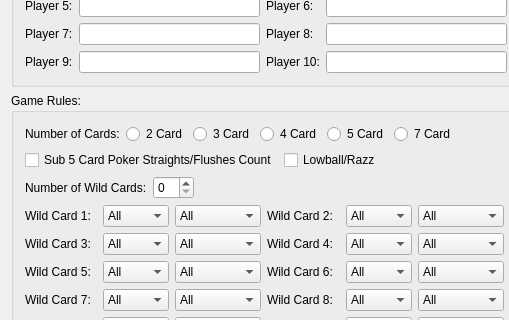
This is MainWindow/MainWindow.ui in scottaronbloom/Cards as Qt 5 draws it before an edit; both pictures show x 0 to 509 and y 132 to 452 of the 719 by 830 pixel window. The edited form follows.
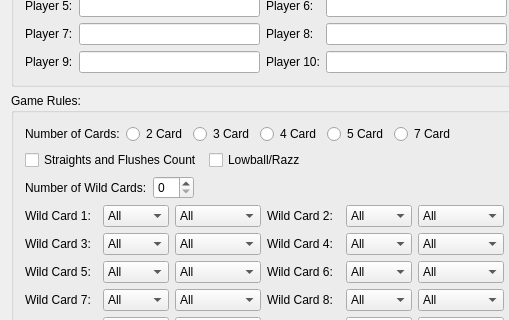
This is the edited form. Icons and pictures are not drawn. Custom widgets are drawn as their Qt base class.

```diff
--- a/MainWindow/MainWindow.ui
+++ b/MainWindow/MainWindow.ui
@@ -1601,7 +1601,7 @@
         <item>
          <widget class="QCheckBox" name="straightsFlushesCountForSmallHands">
           <property name="text">
-           <string>Sub 5 Card Poker Straights/Flushes Count</string>
+           <string>Straights and Flushes Count</string>
           </property>
          </widget>
         </item>
```
Left out of the diff: 4 changed lines with no effect on the pictures.
